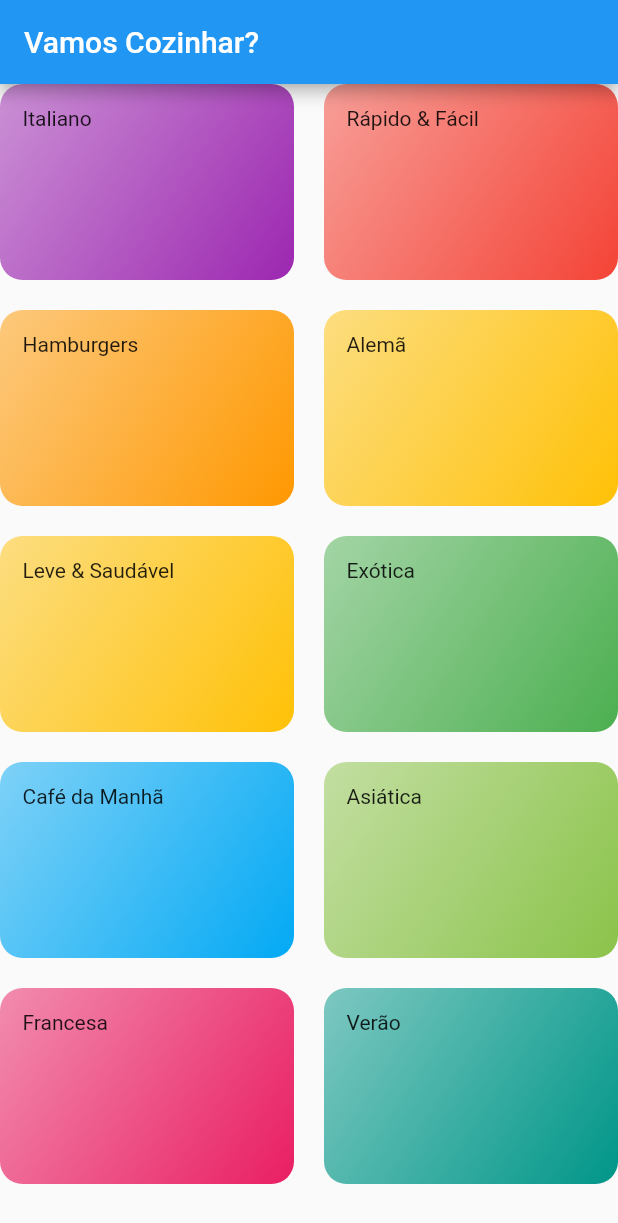
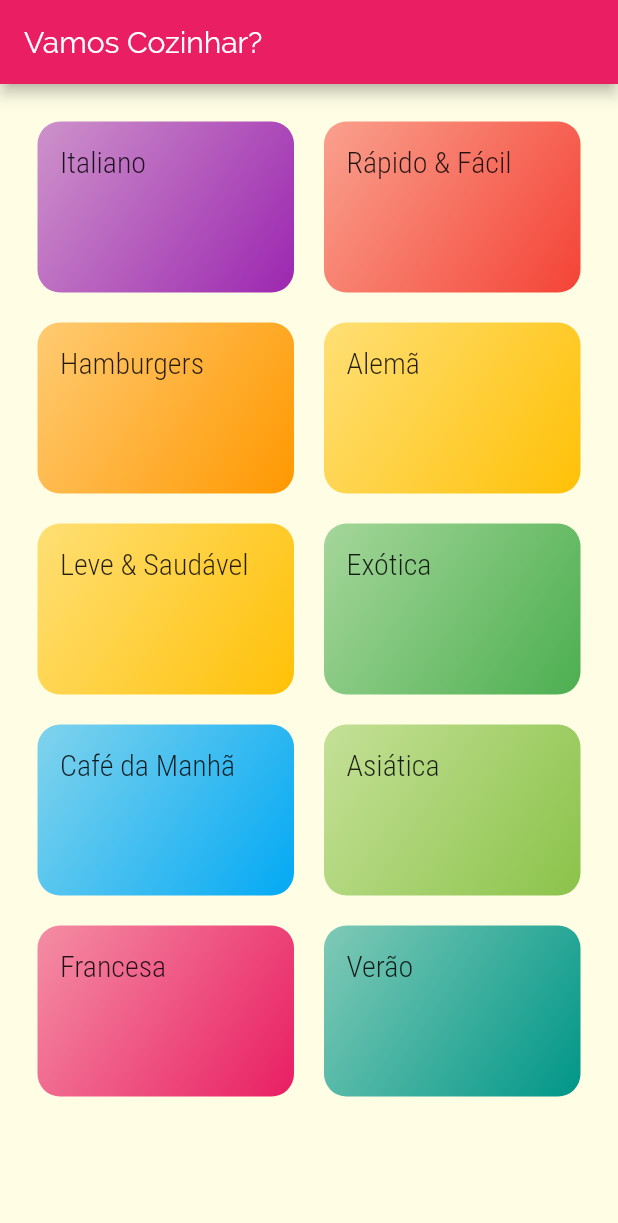
Before and after one commit to biroska/meals, a Flutter app: the screen it shows after launch, on a phone screen of 412 x 824 dp. Shown: the top 1223 px of the screen. Run offline on Flutter 3.47's test engine with Material 2 defaults, Android fonts, the phone set to English and light mode, and no system bars.

Commit message:
Inclusao de fontes externas e aplicacao de style nos cards

```diff
--- a/lib/components/category_item.dart
+++ b/lib/components/category_item.dart
@@ -11,7 +11,7 @@ class CategoryItem extends StatelessWidget {
     return Container(
       // Padding interno do Box para o texto nao ficar colado na borda do card
       padding: EdgeInsets.all(15),
-      child: Text(this.category.title),
+      child: Text(this.category.title, style: Theme.of(context).textTheme.headline6 ,),
       decoration: BoxDecoration(
         borderRadius: BorderRadius.circular(15),
         gradient: LinearGradient(
--- a/lib/main.dart
+++ b/lib/main.dart
@@ -10,7 +10,16 @@ class MealsApp extends StatelessWidget {
     return MaterialApp(
       title: 'DeliMeals',
       theme: ThemeData(
-        primarySwatch: Colors.blue,
+        primarySwatch: Colors.pink,
+        accentColor: Colors.amber,
+        canvasColor: Color.fromRGBO(255, 254, 229, 1),
+        fontFamily: 'Raleway',
+        textTheme: ThemeData.light().textTheme.copyWith(
+          headline6: TextStyle(
+            fontSize:  20,
+            fontFamily: 'RobotoCondensed'
+          )
+        )
       ),
       home: CategoriesScreen(),
     );
--- a/lib/screens/categories_screen.dart
+++ b/lib/screens/categories_screen.dart
@@ -11,6 +11,7 @@ class CategoriesScreen extends StatelessWidget {
         title: Text('Vamos Cozinhar?'),
       ),
       body: GridView(
+        padding: const EdgeInsets.all( 25 ),
         gridDelegate: SliverGridDelegateWithMaxCrossAxisExtent(
           maxCrossAxisExtent: 200,
           childAspectRatio: 3 / 2,
```
Also changed, not shown: pubspec.yaml (+17 -11 lines), assets/fonts/Raleway-Black.ttf (added), assets/fonts/Raleway-Bold.ttf (added), assets/fonts/Raleway-Regular.ttf (added), assets/fonts/RobotoCondensed-Bold.ttf (added), assets/fonts/RobotoCondensed-Italic.ttf (added), assets/fonts/RobotoCondensed-Light.ttf (added), assets/fonts/RobotoCondensed-Regular.ttf (added).
